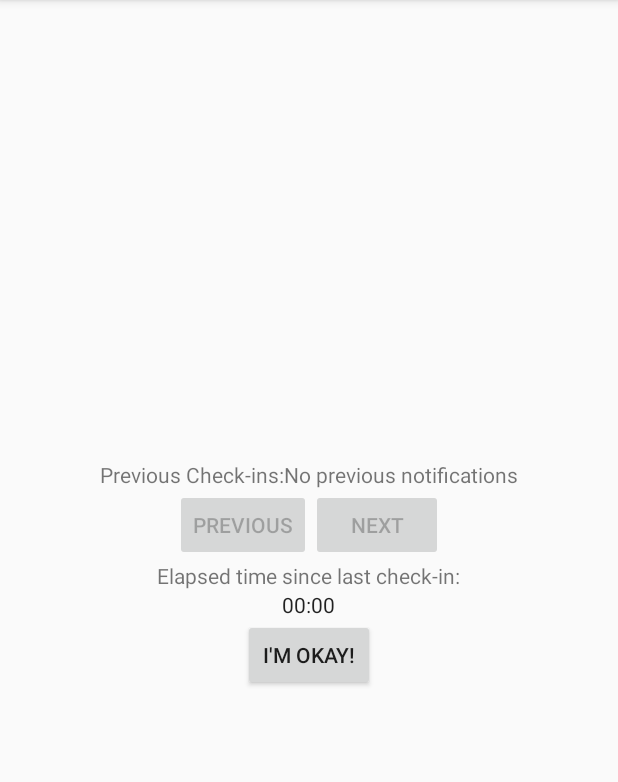
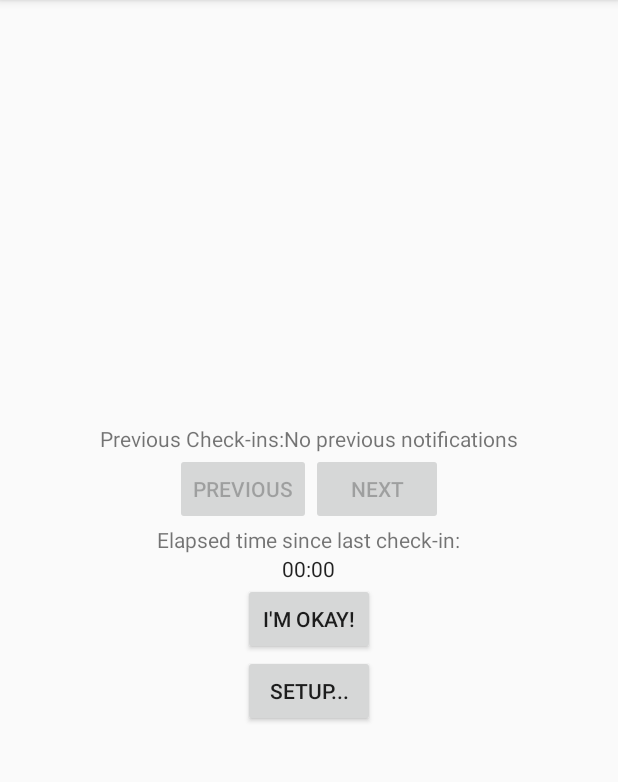
Before and after one commit to mrobbeloth/StillVertical, an Android app: the screen it shows after launch (NotifyRelativeActivity), on a phone screen of 412 x 824 dp, the part 84-866 px from its top. Run offline under Robolectric (Android 15) with nearby library versions, the phone set to English and light mode, and no system bars.

Commit message:
Add second screen for configuring relative contact data

```diff
--- a/app/src/main/res/layout/activity_notify_relative.xml
+++ b/app/src/main/res/layout/activity_notify_relative.xml
@@ -7,6 +7,7 @@
     android:gravity="center"
     android:orientation="vertical"
     tools:context="robbeloth.consulting.services.stillvertical.NotifyRelativeActivity">
+
     <LinearLayout
         android:layout_width="wrap_content"
         android:layout_height="wrap_content"
@@ -60,4 +61,10 @@
         android:layout_height="wrap_content"
         android:text="@string/okay_button" />
 
+    <Button
+        android:id="@+id/setup_button"
+        android:layout_width="wrap_content"
+        android:layout_height="wrap_content"
+        android:text="@string/Setup"/>
+
 </LinearLayout>
--- a/app/src/main/res/values/strings.xml
+++ b/app/src/main/res/values/strings.xml
@@ -13,4 +13,9 @@
     <string name="email">Email:</string>
     <string name="phone">Phone:</string>
     <string name="update_button_text">Update</string>
+    <string name="Setup">Setup...</string>
+    <string name="default_name">Spock</string>
+    <string name="default_phone">(123) 456-7890</string>
+    <string name="default_email">spock_enterprise@ufp.org</string>
+    <string name="contact_updated">Contact information updated successfully!</string>
 </resources>
```
Also changed, not shown: app/src/main/java/robbeloth/consulting/services/stillvertical/NotificationSetupActivity.java (+59 -1 lines), app/src/main/java/robbeloth/consulting/services/stillvertical/NotifyRelativeActivity.java (+40 -0 lines), 9 other files.
